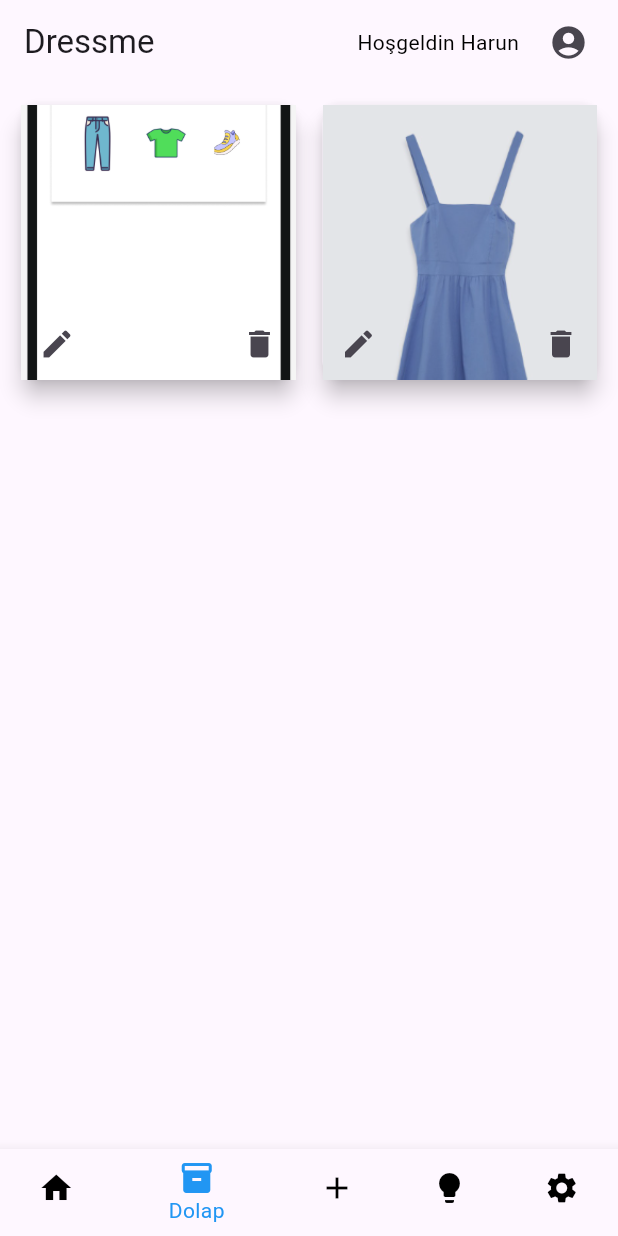
After one commit to DressMeProject/DressMe, a Flutter app: the MyHomePage screen opened directly, item 2 of the bottom bar chosen, on a phone screen of 412 x 824 dp. The commit adds this screen. Run offline on Flutter 3.47's test engine with Material 3 defaults, Android fonts, the phone set to English and light mode, and no system bars; our stand-ins replace cloud_firestore, firebase_auth, firebase_core, firebase_storage, geocoding, geolocator and 2 more; accounts and stored records are empty.

Commit message:
gardrope profile design

```diff
--- a/dressme/lib/routes/authentication/register.dart
+++ b/dressme/lib/routes/authentication/register.dart
@@ -121,7 +121,7 @@ class _RegisterScreenState extends State<RegisterScreen> {
       saveDataToFireStore(currentUser!).then((value) {
         Navigator.pop(context);
         //kullanıcıyı anasayfaya yönlendirir.
-        Route newRoute = MaterialPageRoute(builder: (c) => HomeScreen());
+        Route newRoute = MaterialPageRoute(builder: (c) => RegisterScreen()); // title parametresi belirtilmedi
         Navigator.pushReplacement(context, newRoute);
       });
     }
--- /dev/null
+++ b/dressme/lib/routes/clothes_screen.dart
@@ -0,0 +1,60 @@
+import 'package:flutter/material.dart';
+
+class ClothesScreen extends StatelessWidget {
+  final List<String> clothesImages = [
+    'assets/images/kiyafet.png',
+    'assets/images/kiyafet2.png',
+  ];
+
+  @override
+  Widget build(BuildContext context) {
+    return Scaffold(
+      // appBar: AppBar(
+      //   title: Text('Dolap Ekranı'),
+      // ),
+      body: GridView.builder(
+        padding: const EdgeInsets.all(10.0),
+        itemCount: clothesImages.length,
+        gridDelegate: SliverGridDelegateWithFixedCrossAxisCount(
+          crossAxisCount: 2,
+          childAspectRatio: 1 / 1,
+          crossAxisSpacing: 10,
+          mainAxisSpacing: 10,
+        ),
+        itemBuilder: (ctx, i) => Card(
+          elevation: 6,
+          child: Stack(
+            alignment: Alignment.bottomCenter,
+            children: <Widget>[
+              AspectRatio(
+                aspectRatio: 1,
+                child: Image.asset(
+                  clothesImages[i],
+                  fit: BoxFit.cover,
+                ),
+              ),
+              Positioned(
+                left: 0,
+                child: IconButton(
+                  icon: Icon(Icons.edit),
+                  onPressed: () {
+                    // Düzenleme işlemlerini burada yapın.
+                  },
+                ),
+              ),
+              Positioned(
+                right: 0,
+                child: IconButton(
+                  icon: Icon(Icons.delete),
+                  onPressed: () {
+                    // Silme işlemlerini burada yapın.
+                  },
+                ),
+              ),
+            ],
+          ),
+        ),
+      ),
+    );
+  }
+}
--- a/dressme/lib/routes/home_screen.dart
+++ b/dressme/lib/routes/home_screen.dart
@@ -1,24 +1,7 @@
+import 'package:dressme/routes/clothes_screen.dart';
+import 'package:dressme/routes/profile_screen.dart';
 import 'package:flutter/material.dart';
-
-class HomeScreen extends StatelessWidget {
-  @override
-  Widget build(BuildContext context) {
-    return Scaffold(
-      appBar: AppBar(
-        title: Text('Hello Beyza'),
-      ),
-      body: const Center(
-        child: Text(
-          'Hello Beyza',
-          style: TextStyle(
-            fontSize: 24,
-            fontWeight: FontWeight.bold,
-          ),
-        ),
-      ),
-    );
-  }
-}
+import 'package:shared_preferences/shared_preferences.dart';
 
 void main() {
   runApp(MyApp());
@@ -28,7 +11,105 @@ class MyApp extends StatelessWidget {
   @override
   Widget build(BuildContext context) {
     return MaterialApp(
-      home: HomeScreen(),
+      title: 'DressMe',
+      theme: ThemeData(
+        primarySwatch: Colors.blue,
+      ),
+      home: MyHomePage(title: 'DressMe'),
     );
   }
 }
+
+class MyHomePage extends StatefulWidget {
+  const MyHomePage({Key? key, required this.title}) : super(key: key);
+
+  final String title;
+
+  @override
+  _MyHomePageState createState() => _MyHomePageState();
+}
+
+class _MyHomePageState extends State<MyHomePage> {
+  int _selectedIndex = 0;
+  static List<Widget> _widgetOptions = <Widget>[
+    Text('Ana Sayfa', style: TextStyle(fontSize: 24.0)),
+    ClothesScreen(),
+    Text('Ekle'),
+    Text('İpuçları'),
+    Text('Ayarlar'),
+  ];
+
+  void _onItemTapped(int index) {
+    setState(() {
+      _selectedIndex = index;
+    });
+  }
+
+  @override
+  Widget build(BuildContext context) {
+    return Scaffold(
+      appBar: AppBar(
+        automaticallyImplyLeading: false,
+        title: Text(widget.title),
+        actions: <Widget>[
+          Padding(
+            padding: EdgeInsets.only(right: 20.0),
+            child: GestureDetector(
+              onTap: () {},
+              child: Text(
+                'Hoşgeldin Harun',
+                style: TextStyle(color: Colors.black),
+              ),
+            ),
+          ),
+          Padding(
+            padding: EdgeInsets.only(right: 20.0),
+            child: GestureDetector(
+              onTap: () {
+                Navigator.push(
+                  context,
+                  MaterialPageRoute(builder: (context) => ProfilePage()),
+                );
+              },
+              child: Icon(
+                Icons.account_circle,
+                size: 26.0,
+              ),
+            ),
+          ),
+        ],
+      ),
+      body: Center(
+        child: _widgetOptions.elementAt(_selectedIndex),
+      ),
+      bottomNavigationBar: BottomNavigationBar(
+        items: const <BottomNavigationBarItem>[
+          BottomNavigationBarItem(
+            icon: Icon(Icons.home),
+            label: 'Ana Sayfa',
+          ),
+          BottomNavigationBarItem(
+            icon: Icon(Icons.inventory),
+            label: 'Dolap',
+          ),
+          BottomNavigationBarItem(
+            icon: Icon(Icons.add),
+            label: 'Ekle',
+          ),
+          BottomNavigationBarItem(
+            icon: Icon(Icons.lightbulb),
+            label: 'İpuçları',
+          ),
+          BottomNavigationBarItem(
+            icon: Icon(Icons.settings),
+            label: 'Ayarlar',
+          ),
+        ],
+        currentIndex: _selectedIndex,
+        selectedItemColor: Colors.blue,
+        unselectedItemColor: Colors.black,
+        onTap: _onItemTapped,
+      ),
+    );
+  }
+}
```
Also changed, not shown: dressme/lib/routes/authentication/login.dart (+18 -19 lines), dressme/lib/routes/profile_screen.dart (added, +18 -0 lines), dressme/pubspec.yaml (+6 -4 lines), dressme/assets/images/kiyafet.png (added), dressme/assets/images/kiyafet2.png (added), dressme/pubspec.lock.
